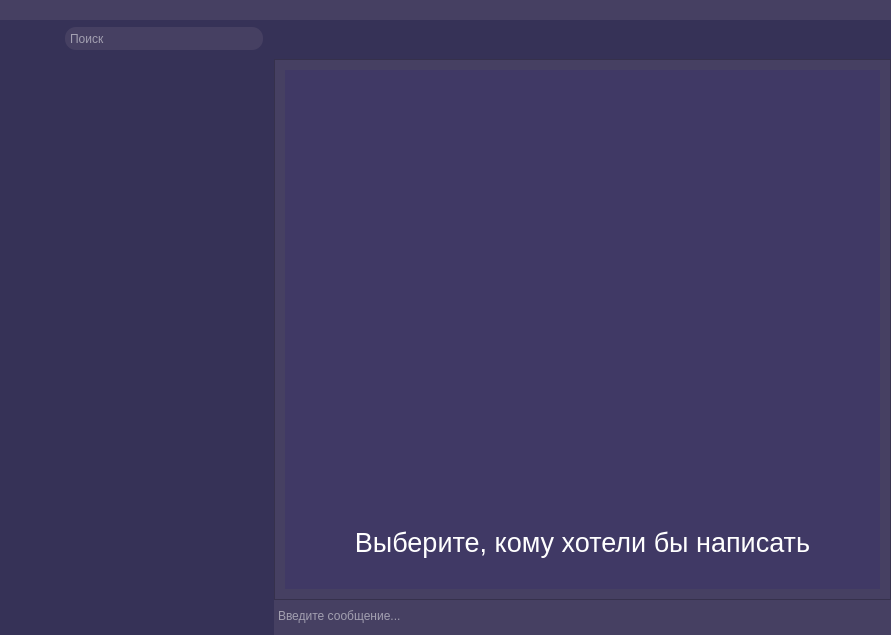
The window that client/GUI/UI_MainWindow.ui (Vityshha/desktop-messenger) describes before a commit, drawn with Qt 5.
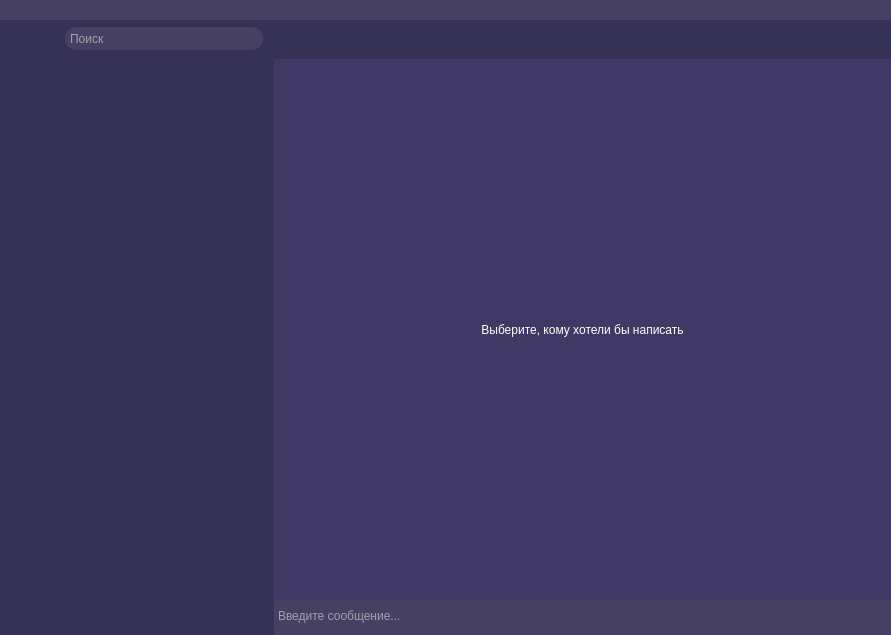
The same window after the commit. The open tabs and pages were chosen to show the change. Icons and pictures are not drawn.

Commit message: add stack widget

The edit to the form file:
```diff
--- a/client/GUI/UI_MainWindow.ui
+++ b/client/GUI/UI_MainWindow.ui
@@ -421,7 +421,11 @@
               </widget>
              </item>
              <item>
-              <widget class="QWidget" name="widget_sms" native="true">
+              <widget class="QStackedWidget" name="stackedWidget_sms">
+               <property name="currentIndex">
+                <number>0</number>
+               </property>
+               <widget class="QWidget" name="stackedWidget_smsPage1">
                <layout class="QVBoxLayout" name="verticalLayout_6">
                 <property name="spacing">
                  <number>0</number>
@@ -499,19 +503,19 @@
                    </property>
                    <layout class="QHBoxLayout" name="horizontalLayout_5">
                     <property name="spacing">
-                     <number>10</number>
+                      <number>0</number>
                     </property>
                     <property name="leftMargin">
                      <number>10</number>
                     </property>
                     <property name="topMargin">
-                     <number>10</number>
+                      <number>0</number>
                     </property>
                     <property name="rightMargin">
                      <number>10</number>
                     </property>
                     <property name="bottomMargin">
-                     <number>10</number>
+                      <number>0</number>
                     </property>
                     <item>
                      <widget class="QLabel" name="sms_label">
@@ -523,7 +527,7 @@
                       </property>
                       <property name="font">
                        <font>
-                        <pointsize>20</pointsize>
+                         <pointsize>10</pointsize>
                        </font>
                       </property>
                       <property name="styleSheet">
@@ -531,8 +535,7 @@
 color: rgb(255, 255, 255);</string>
                       </property>
                       <property name="text">
-                       <string>Выберите, кому хотели бы написать
-</string>
+                        <string/>
                       </property>
                       <property name="textFormat">
                        <enum>Qt::AutoText</enum>
@@ -550,6 +553,47 @@
                  </widget>
                 </item>
                </layout>
+               </widget>
+               <widget class="QWidget" name="page_info">
+                <property name="styleSheet">
+                 <string notr="true">background-color: rgb(64, 57, 101);
+color: rgb(255, 255, 255);</string>
+                </property>
+                <layout class="QVBoxLayout" name="verticalLayout_8">
+                 <property name="spacing">
+                  <number>0</number>
+                 </property>
+                 <property name="leftMargin">
+                  <number>0</number>
+                 </property>
+                 <property name="topMargin">
+                  <number>0</number>
+                 </property>
+                 <property name="rightMargin">
+                  <number>0</number>
+                 </property>
+                 <property name="bottomMargin">
+                  <number>0</number>
+                 </property>
+                 <item>
+                  <widget class="QLabel" name="label">
+                   <property name="contextMenuPolicy">
+                    <enum>Qt::PreventContextMenu</enum>
+                   </property>
+                   <property name="styleSheet">
+                    <string notr="true">background-color: rgb(64, 57, 101);
+color: rgb(255, 255, 255);</string>
+                   </property>
+                   <property name="text">
+                    <string>Выберите, кому хотели бы написать</string>
+                   </property>
+                   <property name="alignment">
+                    <set>Qt::AlignCenter</set>
+                   </property>
+                  </widget>
+                 </item>
+                </layout>
+               </widget>
               </widget>
              </item>
              <item alignment="Qt::AlignBottom">
```
Lines whose indentation alone changed are shown as unchanged. The commit also changes 3 other files.
